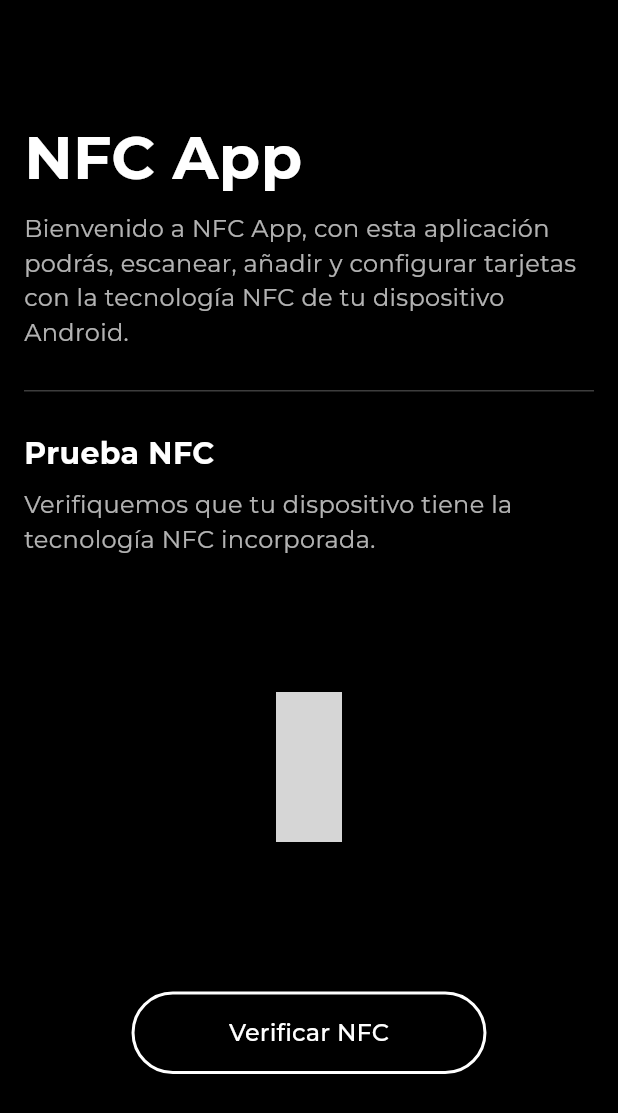
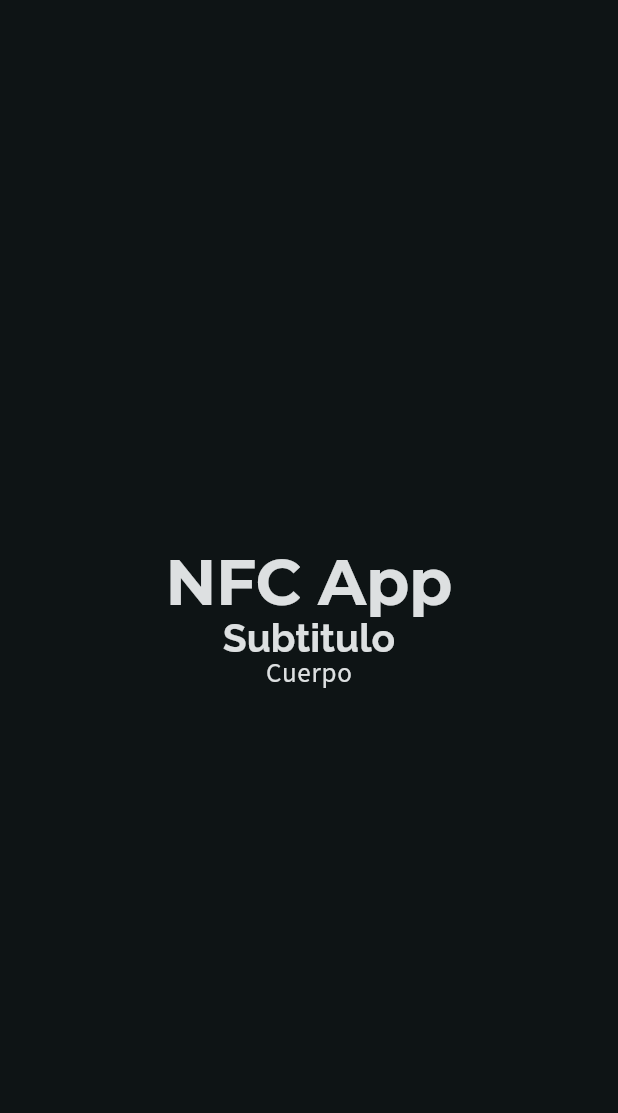
Before and after one commit to Kevinsansuor/NFC_GSE, a Flutter app: the screen it shows after launch, on a phone screen of 412 x 824 dp. Shown: the top 1113 px of the screen. Run offline on Flutter 3.47's test engine with Material 3 defaults, Android fonts, the phone set to English and light mode, and no system bars; our stand-ins replace google_fonts; grey boxes are pictures that could not be loaded.

Commit message:
custom colorScheme, custom textTheme, clases de titulo, subtitulo y texto

```diff
--- a/nfc_flutter_proyect/lib/main.dart
+++ b/nfc_flutter_proyect/lib/main.dart
@@ -1,106 +1,82 @@
 import 'package:flutter/material.dart';
 import 'package:google_fonts/google_fonts.dart';
-import 'package:flutter_vector_icons/flutter_vector_icons.dart';
+import 'package:nfc_flutter_proyect/widgets/body_text/body_text.dart';
+import 'package:nfc_flutter_proyect/widgets/h1_text/tittle_text.dart';
+import 'package:nfc_flutter_proyect/widgets/h2_text/large_text.dart';
+
 void main() {
   runApp(const NFCApp());
 }
 
 class NFCApp extends StatelessWidget {
-  const NFCApp({Key? key}) : super(key: key);
+  const NFCApp({super.key});
+  final String title = 'NFC App';
 
   @override
   Widget build(BuildContext context) {
     return MaterialApp(
       debugShowCheckedModeBanner: false,
-      home: Scaffold(
-        backgroundColor: Colors.black,
-        body: Padding(
-          padding: const EdgeInsets.all(16.0),
-          child: Column(
-            mainAxisAlignment: MainAxisAlignment.start,
-            crossAxisAlignment: CrossAxisAlignment.start,
-            children: [
-               const SizedBox(height: 60),
-              // Título
-              Text(
-                'NFC App',
-                style: GoogleFonts.montserrat(
-                  color: Colors.white,
-                  fontSize: 40,
+      title: title,
+      theme: ThemeData(
+        useMaterial3: true,
+        colorScheme: ColorScheme.fromSeed(
+                seedColor: Colors.white, brightness: Brightness.dark)
+            .copyWith(primary: const Color(0xFFdde0e1)),
+        textTheme: TextTheme(
+          displayLarge: GoogleFonts.montserrat(
+            fontSize: 42,
             fontWeight: FontWeight.bold,
+            height: 42 / 42,
           ),
+          titleLarge: GoogleFonts.raleway(
+            fontSize: 26,
+            fontWeight: FontWeight.bold,
+            height: 32 / 26,
           ),
-              const SizedBox(height: 8),
-              // Descripción
-              Text(
-                'Bienvenido a NFC App, con esta aplicación podrás, escanear, añadir y configurar tarjetas con la tecnología NFC de tu dispositivo Android.',
-                style: GoogleFonts.montserrat(
-                  color: Colors.white70,
-                  fontSize: 16,
-                ),
-              ),
-              // Espacio entre el primer párrafo y la línea de división
-              const SizedBox(height: 15),
-              const Divider(
-                color: Colors.white24,
-                thickness: 1,
-                height: 25,
-              ),
-              const SizedBox(height: 15), // Espacio adicional después de la línea de separación
-              // Subtítulo
-              Text(
-                'Prueba NFC',
-                style: GoogleFonts.montserrat(
-                  color: Colors.white,
-                  fontSize: 20,
-                  fontWeight: FontWeight.bold,
-                ),
-              ),
-              const SizedBox(height: 8),
-              // Descripción del botón
-              Text(
-                'Verifiquemos que tu dispositivo tiene la tecnología NFC incorporada.',
-                style: GoogleFonts.montserrat(
-                  color: Colors.white70,
-                  fontSize: 16,
-                ),
-              ),
-              const SizedBox(height: 90),
-              // Icono NFC personalizado usando flutter_vector_icons
-              Center(
-                child: Icon(
-                  MaterialCommunityIcons.nfc,  // Usando el icono de NFC de MaterialCommunityIcons
-                  size: 100,
-                  color: Colors.white,
-                ),
-              ),
-              const SizedBox(height: 100),
-
-              // Botón con bordes redondeados, sin relleno
-              Center(
-                child: ElevatedButton(
-                  onPressed: () {
-                    // Acción al presionar el botón
-                  },
-                  style: ElevatedButton.styleFrom(
-                    side: const BorderSide(color: Colors.white, width: 2), // Borde blanco
-                    padding: const EdgeInsets.symmetric(horizontal: 65, vertical: 16),
-                    shape: RoundedRectangleBorder(
-                      borderRadius: BorderRadius.circular(30), // Bordes redondeados
-                    ),
-                    backgroundColor: Colors.transparent, // Sin relleno
-                  ),
-                  child: Text(
-                    'Verificar NFC',
-                    style: GoogleFonts.montserrat(
-                      color: Colors.white,
-                      fontSize: 16,
+          bodyLarge: GoogleFonts.sourceSans3(
+            fontSize: 18,
+            fontWeight: FontWeight.normal,
+            height: 18 / 21,
           ),
         ),
       ),
+      home: const SafeArea(
+        child: Home(),
       ),
-            ],
+    );
+  }
+}
+
+class Home extends StatelessWidget {
+  const Home({
+    super.key,
+  });
+
+  @override
+  Widget build(BuildContext context) {
+    final Color primaryColor = Theme.of(context).colorScheme.primary;
+
+    return Scaffold(
+      body: Padding(
+        padding: const EdgeInsets.symmetric(horizontal: 15, vertical: 0),
+        child: Center(
+          child: Column(mainAxisAlignment: MainAxisAlignment.center, children: [
+            TittleText(
+              text: 'NFC App',
+              color: primaryColor,
+              textStyle: Theme.of(context).textTheme.displayLarge,
             ),
+            LargeText(
+              text: 'Subtitulo',
+              color: primaryColor,
+              textStyle: Theme.of(context).textTheme.titleLarge,
+            ),
+            BodyText(
+              text: 'Cuerpo',
+              color: primaryColor,
+              textStyle: Theme.of(context).textTheme.bodyLarge,
+            )
+          ]),
         ),
       ),
     );
--- /dev/null
+++ b/nfc_flutter_proyect/lib/widgets/body_text/body_text.dart
@@ -0,0 +1,26 @@
+import 'package:flutter/material.dart';
+
+class BodyText extends StatelessWidget {
+  final String text;
+  final Color? color;
+  final TextStyle? textStyle;
+
+  const BodyText({
+    super.key,
+    required this.text,
+    this.color,
+    this.textStyle,
+  });
+
+  @override
+  Widget build(BuildContext context) {
+    final TextStyle defaultStyle =
+        Theme.of(context).textTheme.bodyLarge ?? const TextStyle();
+
+    return Text(
+      text,
+      style: textStyle?.copyWith(color: color) ??
+          defaultStyle.copyWith(color: color),
+    );
+  }
+}
--- /dev/null
+++ b/nfc_flutter_proyect/lib/widgets/h1_text/tittle_text.dart
@@ -0,0 +1,26 @@
+import 'package:flutter/material.dart';
+
+class TittleText extends StatelessWidget {
+  final String text;
+  final Color? color;
+  final TextStyle? textStyle;
+
+  const TittleText({
+    super.key,
+    required this.text,
+    this.color,
+    this.textStyle,
+  });
+
+  @override
+  Widget build(BuildContext context) {
+    final TextStyle defaultStyle =
+        Theme.of(context).textTheme.displayLarge ?? const TextStyle();
+
+    return Text(
+      text,
+      style: textStyle?.copyWith(color: color) ??
+          defaultStyle.copyWith(color: color),
+    );
+  }
+}
--- /dev/null
+++ b/nfc_flutter_proyect/lib/widgets/h2_text/large_text.dart
@@ -0,0 +1,26 @@
+import 'package:flutter/material.dart';
+
+class LargeText extends StatelessWidget {
+  final String text;
+  final Color? color;
+  final TextStyle? textStyle;
+
+  const LargeText({
+    super.key,
+    required this.text,
+    this.color,
+    this.textStyle,
+  });
+
+  @override
+  Widget build(BuildContext context) {
+    final TextStyle defaultStyle =
+        Theme.of(context).textTheme.titleLarge ?? const TextStyle();
+
+    return Text(
+      text,
+      style: textStyle?.copyWith(color: color) ??
+          defaultStyle.copyWith(color: color),
+    );
+  }
+}
--- a/nfc_flutter_proyect/pubspec.yaml
+++ b/nfc_flutter_proyect/pubspec.yaml
@@ -6,6 +6,8 @@ version: 1.0.0+1
 environment:
   sdk: ">=3.5.0 <4.0.0"
 
+assets:
+  - images/app_images/img_nfc_test.png
 
 dependencies:
   flutter:
```
Also changed, not shown: nfc_flutter_proyect/lib/images/app_images/img_nfc_test.png (added), nfc_flutter_proyect/lib/theme/theme_data_app/theme_data.dart (added), nfc_flutter_proyect/pubspec.lock, 1 other file. Lines whose indentation alone changed are shown as unchanged.
